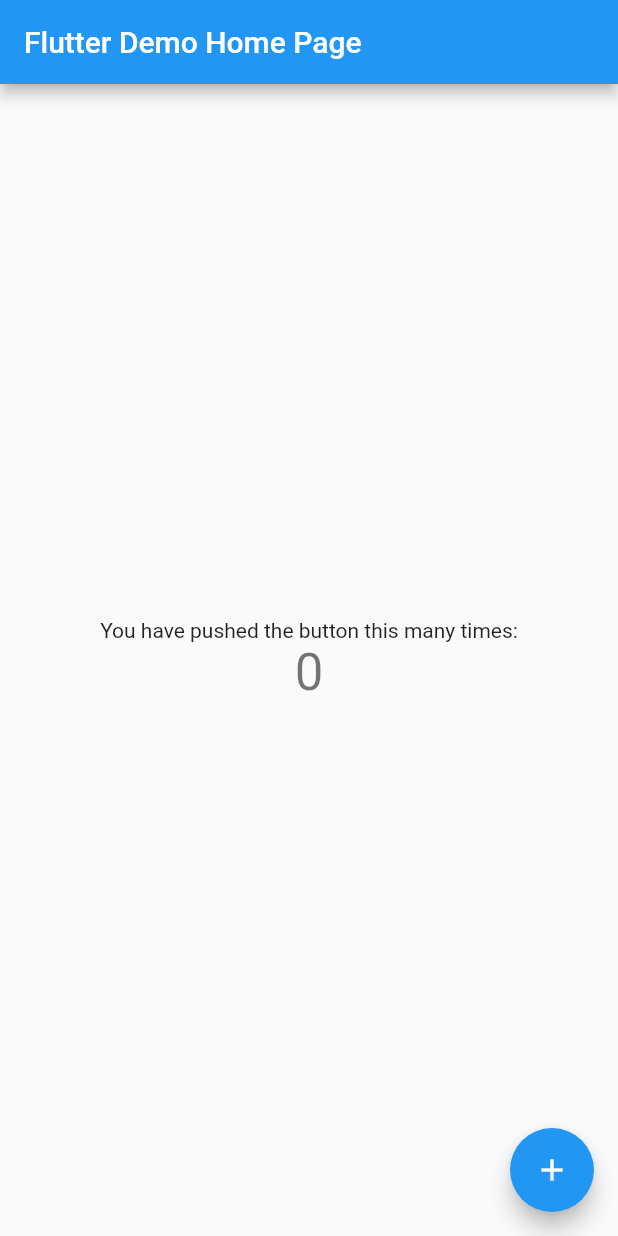
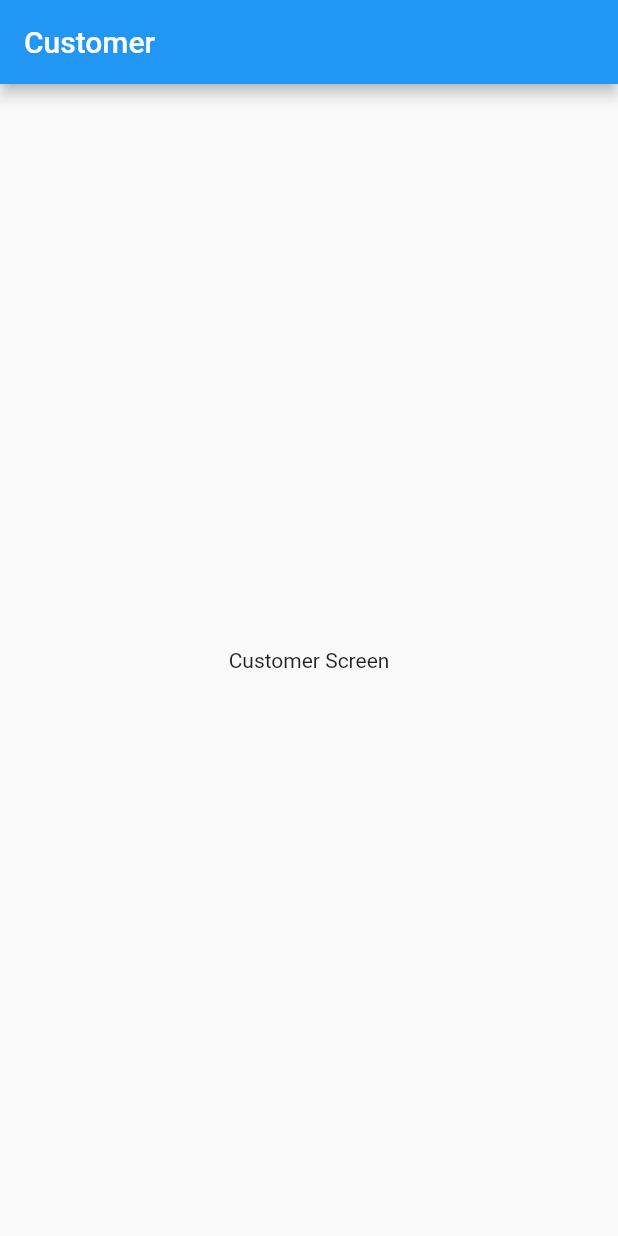
Before and after one commit to Prat2030/Ruralify, a Flutter app: the screen it shows after launch, on a phone screen of 412 x 824 dp. Run offline on Flutter 3.47's test engine with Material 2 defaults, Android fonts, the phone set to English and light mode, and no system bars.

Commit message:
added customer screen

```diff
--- a/lib/main.dart
+++ b/lib/main.dart
@@ -1,4 +1,6 @@
 import 'package:flutter/material.dart';
+
+import './screens/customer_screen.dart';
 
 void main() {
   runApp(const MyApp());
@@ -13,103 +15,9 @@
     return MaterialApp(
       title: 'Flutter Demo',
       theme: ThemeData(
-        // This is the theme of your application.
-        //
-        // Try running your application with "flutter run". You'll see the
-        // application has a blue toolbar. Then, without quitting the app, try
-        // changing the primarySwatch below to Colors.green and then invoke
-        // "hot reload" (press "r" in the console where you ran "flutter run",
-        // or simply save your changes to "hot reload" in a Flutter IDE).
-        // Notice that the counter didn't reset back to zero; the application
-        // is not restarted.
         primarySwatch: Colors.blue,
       ),
-      home: const MyHomePage(title: 'Flutter Demo Home Page'),
+      home: CustomerScreen(),
     );
   }
 }
-
-class MyHomePage extends StatefulWidget {
-  const MyHomePage({Key? key, required this.title}) : super(key: key);
-
-  // This widget is the home page of your application. It is stateful, meaning
-  // that it has a State object (defined below) that contains fields that affect
-  // how it looks.
-
-  // This class is the configuration for the state. It holds the values (in this
-  // case the title) provided by the parent (in this case the App widget) and
-  // used by the build method of the State. Fields in a Widget subclass are
-  // always marked "final".
-
-  final String title;
-
-  @override
-  State<MyHomePage> createState() => _MyHomePageState();
-}
-
-class _MyHomePageState extends State<MyHomePage> {
-  int _counter = 0;
-
-  void _incrementCounter() {
-    setState(() {
-      // This call to setState tells the Flutter framework that something has
-      // changed in this State, which causes it to rerun the build method below
-      // so that the display can reflect the updated values. If we changed
-      // _counter without calling setState(), then the build method would not be
-      // called again, and so nothing would appear to happen.
-      _counter++;
-    });
-  }
-
-  @override
-  Widget build(BuildContext context) {
-    // This method is rerun every time setState is called, for instance as done
-    // by the _incrementCounter method above.
-    //
-    // The Flutter framework has been optimized to make rerunning build methods
-    // fast, so that you can just rebuild anything that needs updating rather
-    // than having to individually change instances of widgets.
-    return Scaffold(
-      appBar: AppBar(
-        // Here we take the value from the MyHomePage object that was created by
-        // the App.build method, and use it to set our appbar title.
-        title: Text(widget.title),
-      ),
-      body: Center(
-        // Center is a layout widget. It takes a single child and positions it
-        // in the middle of the parent.
-        child: Column(
-          // Column is also a layout widget. It takes a list of children and
-          // arranges them vertically. By default, it sizes itself to fit its
-          // children horizontally, and tries to be as tall as its parent.
-          //
-          // Invoke "debug painting" (press "p" in the console, choose the
-          // "Toggle Debug Paint" action from the Flutter Inspector in Android
-          // Studio, or the "Toggle Debug Paint" command in Visual Studio Code)
-          // to see the wireframe for each widget.
-          //
-          // Column has various properties to control how it sizes itself and
-          // how it positions its children. Here we use mainAxisAlignment to
-          // center the children vertically; the main axis here is the vertical
-          // axis because Columns are vertical (the cross axis would be
-          // horizontal).
-          mainAxisAlignment: MainAxisAlignment.center,
-          children: <Widget>[
-            const Text(
-              'You have pushed the button this many times:',
-            ),
-            Text(
-              '$_counter',
-              style: Theme.of(context).textTheme.headline4,
-            ),
-          ],
-        ),
-      ),
-      floatingActionButton: FloatingActionButton(
-        onPressed: _incrementCounter,
-        tooltip: 'Increment',
-        child: const Icon(Icons.add),
-      ), // This trailing comma makes auto-formatting nicer for build methods.
-    );
-  }
-}
--- /dev/null
+++ b/lib/screens/customer_screen.dart
@@ -0,0 +1,17 @@
+import 'package:flutter/material.dart';
+
+class CustomerScreen extends StatelessWidget {
+  const CustomerScreen({Key? key}) : super(key: key);
+
+  @override
+  Widget build(BuildContext context) {
+    return Scaffold(
+      appBar: AppBar(
+        title: const Text('Customer'),
+      ),
+      body: Center(
+        child: Text('Customer Screen'),
+      ),
+    );
+  }
+}
```
